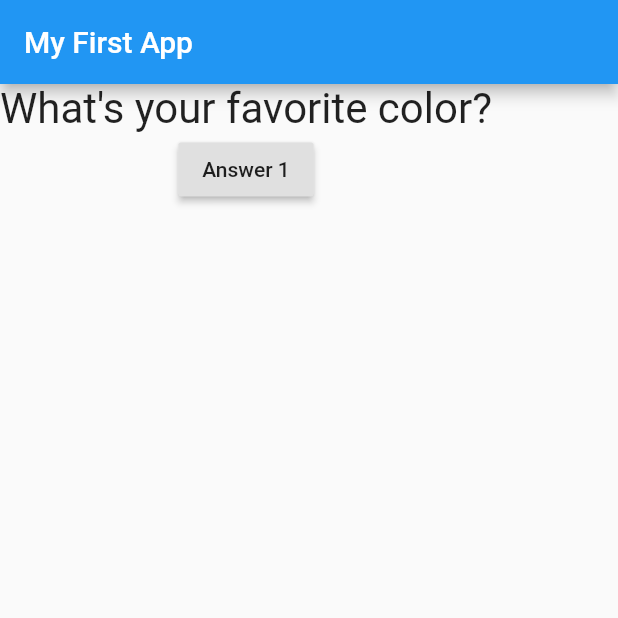
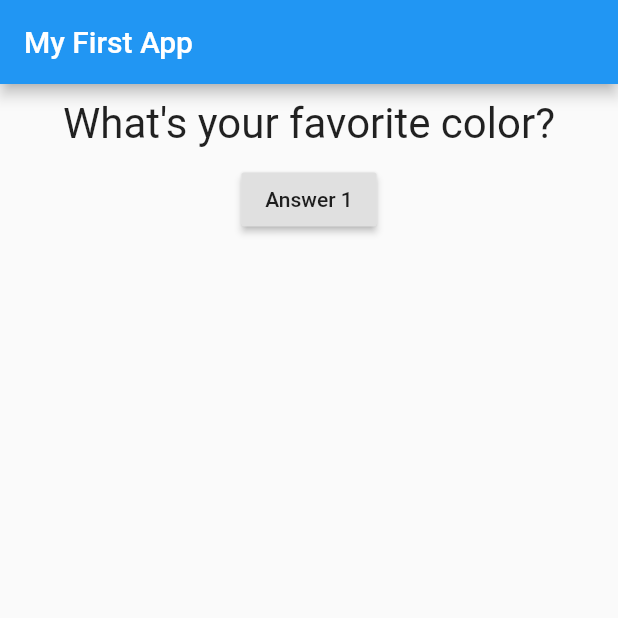
Before and after one commit to lowqilong/learn-flutter, a Flutter app: the screen it shows after launch, on a phone screen of 412 x 824 dp, the top half of it. Run offline on Flutter 3.47's test engine with Material 2 defaults, Android fonts, the phone set to English and light mode, and no system bars.

Commit message:
more styles

```diff
--- a/learn_flutter/lib/question.dart
+++ b/learn_flutter/lib/question.dart
@@ -8,9 +8,14 @@ class Question extends StatelessWidget {
 
   @override
   Widget build(BuildContext context) {
-    return Text(
-      questionText,
-      style: TextStyle(fontSize: 28),
+    return Container(
+      width: double.infinity,
+      margin: EdgeInsets.all(10),
+      child: Text(
+        questionText,
+        style: TextStyle(fontSize: 28),
+        textAlign: TextAlign.center,
+      ),
     );
   }
 }
```
